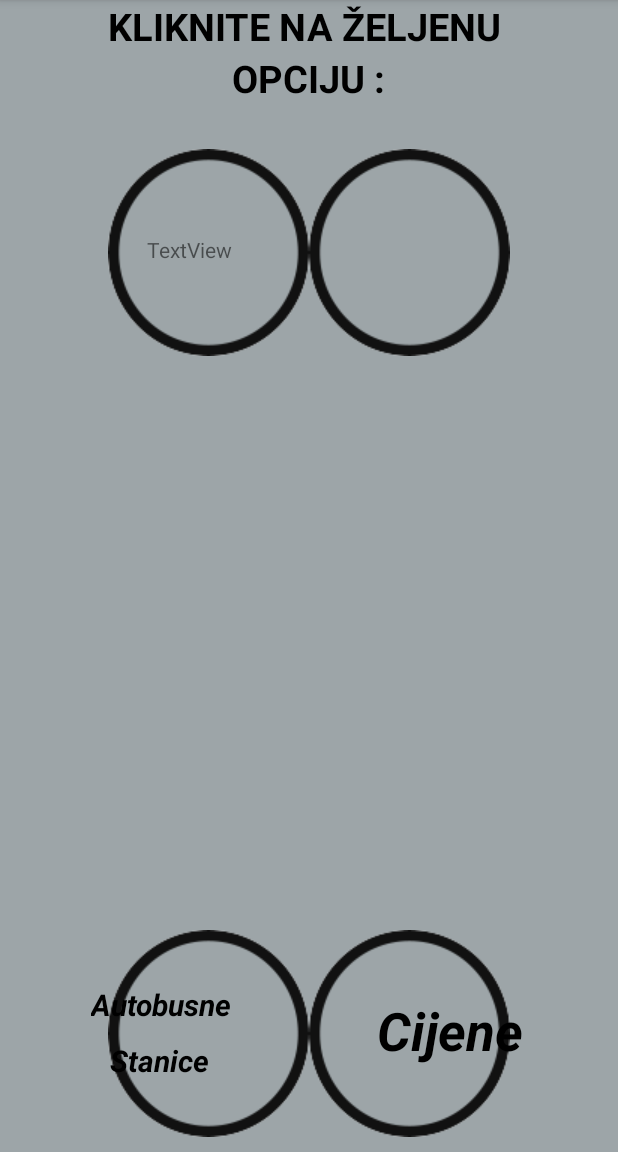
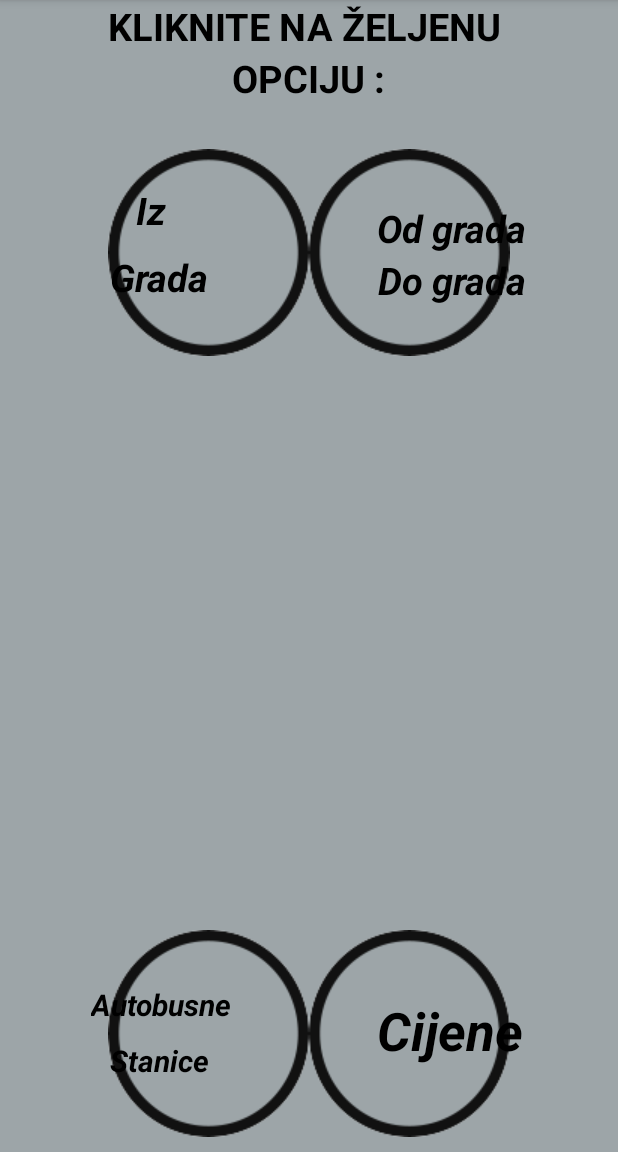
Before and after one commit to Malik333/AutobusiBiH, an Android app: the screen it shows after launch (MainActivity), on a phone screen of 412 x 824 dp, the part 84-1236 px from its top. Run offline under Robolectric (Android 15) with nearby library versions, the phone set to English and light mode, and no system bars; our stand-ins replace AdMob; libraries missing offline, so code that uses them is left out: com.parse; 47 statements that could not run were skipped.

Commit message:
dizajn predkraj

```diff
--- a/app/src/main/res/layout/activity_main.xml
+++ b/app/src/main/res/layout/activity_main.xml
@@ -97,16 +97,6 @@
         android:layout_marginBottom="10dp" />
 
     <TextView
-        android:text="TextView"
-        android:layout_width="wrap_content"
-        android:layout_height="wrap_content"
-        android:layout_alignTop="@+id/cityIde"
-        android:layout_toLeftOf="@+id/textView4"
-        android:layout_toStartOf="@+id/textView4"
-        android:layout_marginTop="57dp"
-        android:id="@+id/textView3" />
-
-    <TextView
         android:text="Stanice"
         android:layout_width="wrap_content"
         android:layout_height="wrap_content"
@@ -118,19 +108,6 @@
         android:textSize="20sp"
         android:layout_marginRight="15dp"
         android:layout_marginTop="10dp"
-        android:textColor="@color/blackColor" />
-
-    <TextView
-        android:text="Autobusne"
-        android:layout_width="wrap_content"
-        android:layout_height="wrap_content"
-        android:layout_marginTop="36dp"
-        android:id="@+id/textView13"
-        android:textStyle="bold|italic"
-        android:textSize="20sp"
-        android:layout_alignTop="@+id/busStateId"
-        android:layout_alignRight="@+id/textView3"
-        android:layout_alignEnd="@+id/textView3"
         android:textColor="@color/blackColor" />
 
     <TextView
@@ -147,4 +124,70 @@
         android:layout_marginBottom="10dp"
         android:layout_marginLeft="-5dp" />
 
+    <TextView
+        android:text="Autobusne"
+        android:layout_width="wrap_content"
+        android:layout_height="wrap_content"
+        android:layout_marginTop="36dp"
+        android:id="@+id/textView13"
+        android:textStyle="bold|italic"
+        android:textSize="20sp"
+        android:textColor="@color/blackColor"
+        android:layout_alignTop="@+id/busStateId"
+        android:layout_toLeftOf="@+id/textView4"
+        android:layout_toStartOf="@+id/textView4" />
+
+    <TextView
+        android:text="Do grada"
+        android:layout_width="wrap_content"
+        android:layout_height="wrap_content"
+        android:layout_below="@+id/textView17"
+        android:layout_alignRight="@+id/textView17"
+        android:layout_alignEnd="@+id/textView17"
+        android:id="@+id/textView23"
+        android:textStyle="bold|italic"
+        android:textSize="25sp"
+        android:textColor="@color/blackColor" />
+
+    <TextView
+        android:text="Iz"
+        android:layout_width="wrap_content"
+        android:layout_height="wrap_content"
+        android:layout_marginTop="23dp"
+        android:id="@+id/textView3"
+        android:textSize="25sp"
+        android:textStyle="bold|italic"
+        android:textColor="@color/blackColor"
+        android:layout_alignTop="@+id/cityIde"
+        android:layout_alignLeft="@+id/textView15"
+        android:layout_alignStart="@+id/textView15"
+        android:layout_marginLeft="17dp"
+        android:layout_marginStart="17dp" />
+
+    <TextView
+        android:text="Od grada"
+        android:layout_width="wrap_content"
+        android:layout_height="wrap_content"
+        android:id="@+id/textView17"
+        android:textSize="25sp"
+        android:textStyle="bold|italic"
+        android:textColor="@color/blackColor"
+        android:layout_alignTop="@+id/textView3"
+        android:layout_alignLeft="@+id/textView16"
+        android:layout_alignStart="@+id/textView16"
+        android:layout_marginTop="12dp" />
+
+    <TextView
+        android:text="Grada"
+        android:layout_width="wrap_content"
+        android:layout_height="wrap_content"
+        android:id="@+id/textView22"
+        android:textStyle="bold|italic"
+        android:textSize="25sp"
+        android:textColor="@color/blackColor"
+        android:layout_below="@+id/textView3"
+        android:layout_alignRight="@+id/textView15"
+        android:layout_alignEnd="@+id/textView15"
+        android:layout_marginTop="10dp" />
+
 </RelativeLayout>
```
Also changed, not shown: app/src/main/java/com/alenmalik/autobusibih/RouteActivity.java (+9 -7 lines), app/src/main/res/layout/activity_about_us.xml (+15 -17 lines), app/src/main/res/drawable/busstate.png (added), app/src/main/res/drawable/cijene.png (added), app/src/main/res/drawable/fromcity.png (added), app/src/main/res/drawable/fromcitytocity.png (added).
